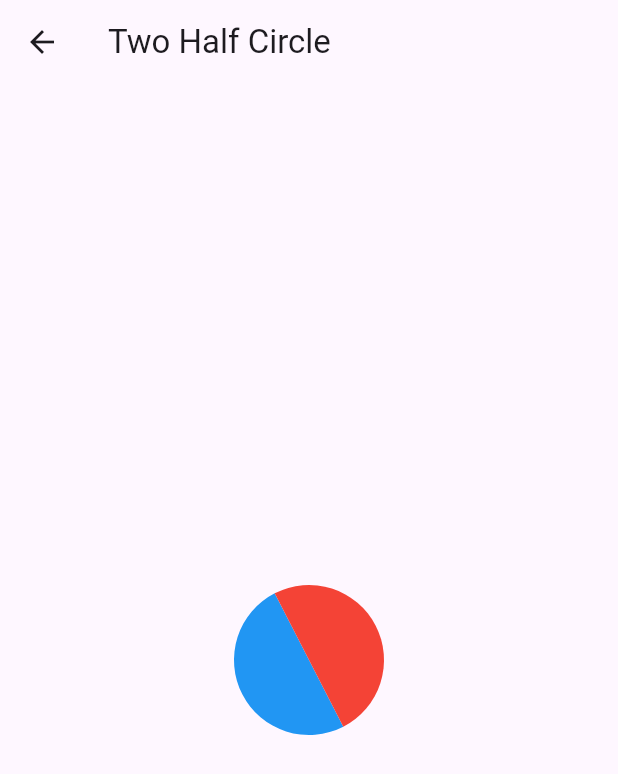
After one commit to Harishwarrior/animations_masterclass, a Flutter app: the TwoHalfCircle screen opened directly, on a phone screen of 412 x 824 dp. The commit adds this screen. Shown: the top 774 px of the screen. Run offline on Flutter 3.47's test engine with Material 3 defaults, Android fonts, the phone set to English and light mode, and no system bars.

Commit message:
feat(explicit): add two half circle animation example
- Introduces new TwoHalfCircle widget with animated custom painter
- Adds navigation button to main screen for accessing the new animation
- Implements bouncing rotation animation with blue and red half circles

```diff
--- /dev/null
+++ b/lib/src/features/explicit/custom_painter/two_half_circle.dart
@@ -0,0 +1,102 @@
+import 'dart:math';
+
+import 'package:flutter/material.dart';
+
+class TwoHalfCircle extends StatefulWidget {
+  const TwoHalfCircle({super.key});
+
+  @override
+  State<TwoHalfCircle> createState() => _TwoHalfCircleState();
+}
+
+class _TwoHalfCircleState extends State<TwoHalfCircle>
+    with SingleTickerProviderStateMixin {
+  late AnimationController _controller;
+  late Animation<double> _animation;
+
+  @override
+  void initState() {
+    super.initState();
+    _controller = AnimationController(
+      vsync: this,
+      duration: const Duration(seconds: 1),
+    );
+
+    _animation = Tween<double>(
+      begin: 0,
+      end: -(pi / 2),
+    ).animate(CurvedAnimation(parent: _controller, curve: Curves.bounceOut));
+
+    _controller.forward();
+
+    _controller.addListener(() {
+      if (_controller.isCompleted) {
+        _controller.reverse();
+      } else if (_controller.isDismissed) {
+        _controller.forward();
+      }
+    });
+  }
+
+  @override
+  void dispose() {
+    _controller.dispose();
+    super.dispose();
+  }
+
+  @override
+  Widget build(BuildContext context) {
+    return Scaffold(
+      appBar: AppBar(title: const Text('Two Half Circle')),
+      body: SafeArea(
+        child: Center(
+          child: AnimatedBuilder(
+            animation: _animation,
+            builder: (context, child) {
+              return Transform(
+                alignment: Alignment.center,
+                transform: Matrix4.identity()..rotateZ(_animation.value),
+                child: CustomPaint(
+                  size: Size(100, 100),
+                  painter: TwoHalfCirclePainter(),
+                ),
+              );
+            },
+          ),
+        ),
+      ),
+    );
+  }
+}
+
+class TwoHalfCirclePainter extends CustomPainter {
+  @override
+  void paint(Canvas canvas, Size size) {
+    final rect = Rect.fromLTWH(0, 0, size.width, size.height);
+
+    // Left Half (Blue)
+    final leftHalfPaint = Paint()..color = Colors.blue;
+    canvas.drawArc(
+      rect,
+      pi / 2, // Starts at 90 deg (bottom)
+      pi, // Sweeps 180 deg clockwise to top (covering left)
+      true,
+      leftHalfPaint,
+    );
+
+    // Right Half (Red)
+    final rightHalfPaint = Paint()..color = Colors.red;
+    canvas.drawArc(
+      rect,
+      -pi / 2, // Starts at -90 deg (top)
+      pi, // Sweeps 180 deg clockwise to bottom (covering right)
+      true,
+      rightHalfPaint,
+    );
+  }
+
+  @override
+  bool shouldRepaint(covariant CustomPainter oldDelegate) {
+    return false;
+  }
+}
```
Also changed, not shown: lib/main.dart (+14 -0 lines).
